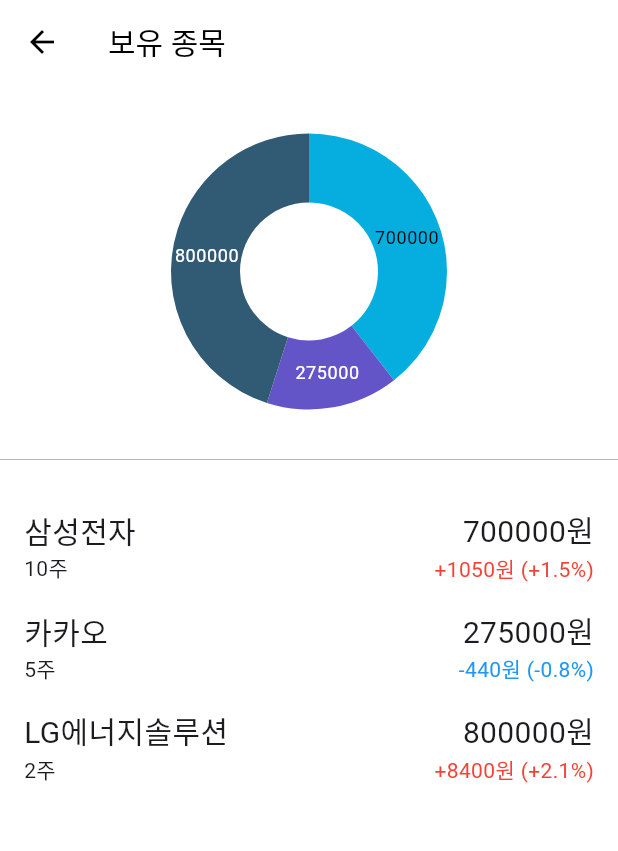
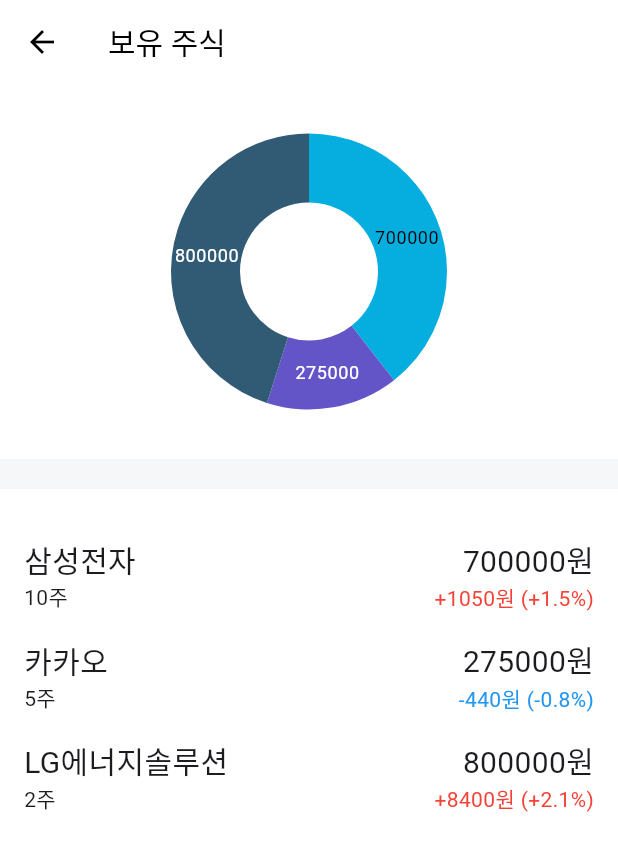
Before and after one commit to seo0o519/StocklyApp, a Flutter app: the Holdings screen opened directly, on a phone screen of 412 x 824 dp. Shown: the top 851 px of the screen. Run offline on Flutter 3.47's test engine with Material 3 defaults, Android fonts, the phone set to English and light mode, and no system bars; our stand-ins replace flutter_svg, syncfusion_flutter_charts; missing offline and left inert: candlesticks.

Commit message:
chore: 멘트 수정

```diff
--- a/lib/screens/holdings.dart
+++ b/lib/screens/holdings.dart
@@ -6,7 +6,7 @@ class Holdings extends StatelessWidget {
   @override
   Widget build(BuildContext context) {
     return Scaffold(
-      appBar: AppBar(title: Text('보유 종목')),
+      appBar: AppBar(title: Text('보유 주식')),
       body: SafeArea(
         child: ListView(
           children: [
@@ -15,10 +15,14 @@ class Holdings extends StatelessWidget {
               height: 250, // 차트의 높이를 설정
               child: HoldingDoughnutChart(),
             ),
-            Container(
-              height:0.5,
-              width:100.0,
-              color:Colors.grey
+            SizedBox(
+              width: double.infinity,
+              height: 20,
+              child: DecoratedBox(
+                decoration: BoxDecoration(
+                  color: Color(0xFFF6F7F9),
+                ),
+              ),
             ),
             SizedBox(height:24),
             HoldingList(),
--- a/lib/screens/my_invest.dart
+++ b/lib/screens/my_invest.dart
@@ -49,7 +49,7 @@ class MyInvestScreen extends StatelessWidget {
                               ),
                             ],
                           ),
-                          SizedBox(height: 10),
+                          SizedBox(height: 25),
                           Text("9,987,200 원", style: TextStyle(fontSize: 20, fontWeight: FontWeight.w600)),
                           Text("-749,835원(-10.3%)", style: TextStyle(fontSize:15, color:Colors.blue)),
                           AssetsChart(),
@@ -83,7 +83,7 @@ class MyInvestScreen extends StatelessWidget {
                               Row(
                                 mainAxisAlignment: MainAxisAlignment.spaceBetween,
                                 children: [
-                                  Text("보유 종목", style: TextStyle(fontSize: 20)),
+                                  Text("보유 주삭", style: TextStyle(fontSize: 20)),
                                   Icon(Icons.arrow_forward_ios, size: 18),
                                 ],
                               )
```
